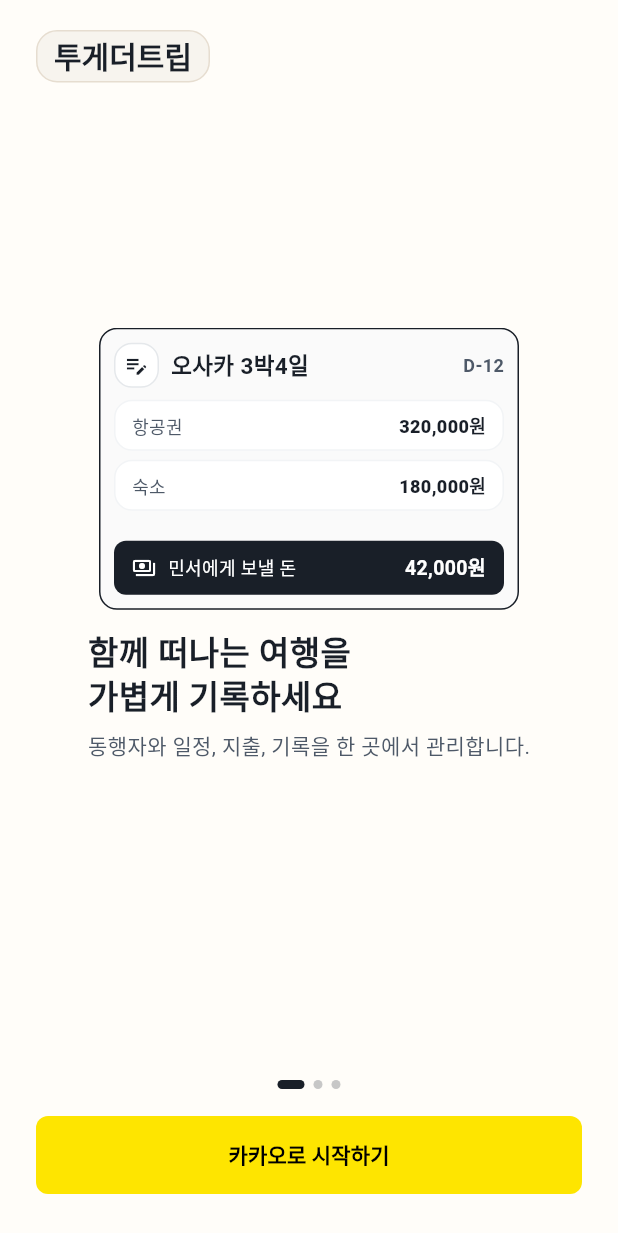
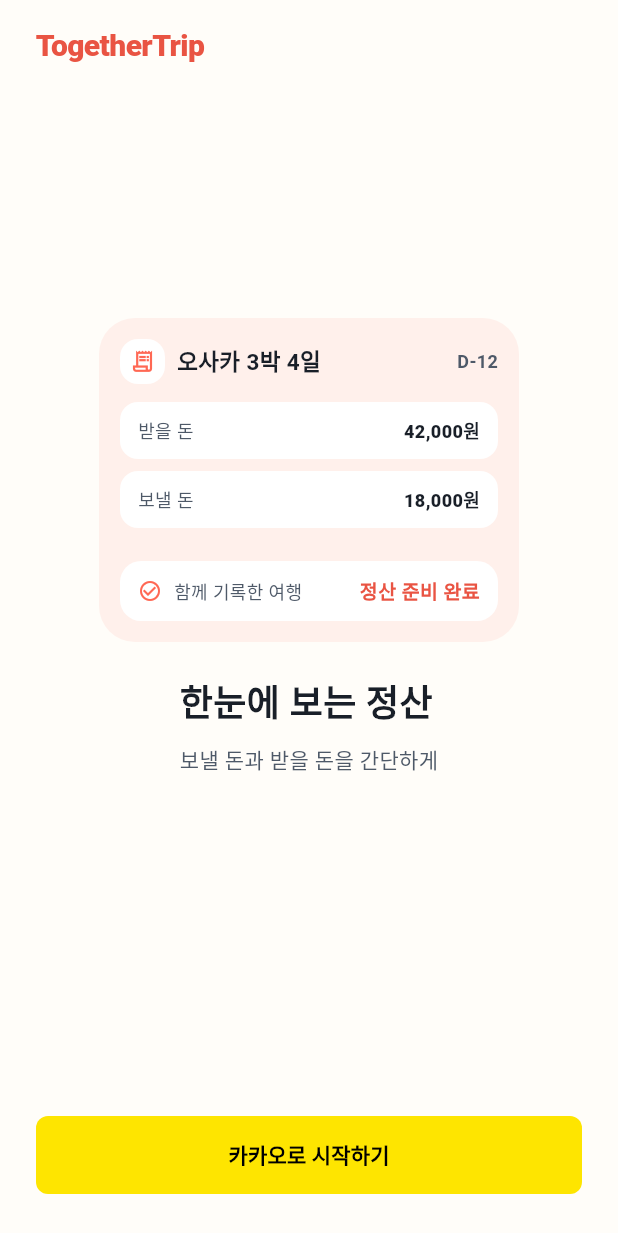
Before and after one commit to together-trip/togethertrip-client-flutter, a Flutter app: the screen it shows after launch, on a phone screen of 412 x 824 dp. Shown: the top 1233 px of the screen. Run offline on Flutter 3.47's test engine with Material 3 defaults, Android fonts, the phone set to English and light mode, and no system bars; our stand-ins replace firebase_core, firebase_messaging, flutter_secure_storage, geolocator, google_maps_flutter, image_picker; missing offline and left inert: kakao_flutter_sdk_user; accounts and stored records are empty; Roboto replaces fonts that are missing (Pretendard).

Commit message:
feat: 브랜드 계정 진입 흐름 완성

```diff
--- a/lib/features/auth/screen/onboarding_screen.dart
+++ b/lib/features/auth/screen/onboarding_screen.dart
@@ -27,55 +27,19 @@ class OnboardingScreen extends StatefulWidget {
 }
 
 class _OnboardingScreenState extends State<OnboardingScreen> {
-  late final PageController _pageController;
   bool _isLoading = false;
-  int _pageIndex = 0;
   String? _errorMessage;
 
-  static const _pages = [
-    _OnboardingPageData(
-      icon: Icons.edit_note_outlined,
-      title: '함께 떠나는 여행을\n가볍게 기록하세요',
-      description: '동행자와 일정, 지출, 기록을 한 곳에서 관리합니다.',
-      visualTitle: '오사카 3박4일',
-      rows: [('항공권', '320,000원'), ('숙소', '180,000원')],
-      footerIcon: Icons.payments_outlined,
-      footerLabel: '민서에게 보낼 돈',
-      footerValue: '42,000원',
-    ),
-    _OnboardingPageData(
-      icon: Icons.photo_camera_outlined,
-      title: '순간은 피드처럼\n자연스럽게 남겨요',
-      description: '사진, 장소, 메모를 여행 기록과 소비 내역으로 이어서 봅니다.',
-      visualTitle: '오늘의 기록',
-      rows: [('도톤보리 산책', '사진 4장'), ('라멘 저녁', '소비 연결')],
-      footerIcon: Icons.chat_bubble_outline,
-      footerLabel: '댓글과 반응',
-      footerValue: '함께 보기',
-    ),
-    _OnboardingPageData(
-      icon: Icons.currency_exchange_outlined,
-      title: '환율과 정산까지\n끝까지 맞춰요',
-      description: '여행 중 쓴 돈을 통화별로 기록하고 정산 흐름까지 확인합니다.',
-      visualTitle: '정산 미리보기',
-      rows: [('JPY 환율', '9.18 KRW'), ('총 지출', '582,000원')],
-      footerIcon: Icons.check_circle_outline,
-      footerLabel: '정산 준비',
-      footerValue: '완료',
-    ),
-  ];
-
-  @override
-  void initState() {
-    super.initState();
-    _pageController = PageController();
-  }
-
-  @override
-  void dispose() {
-    _pageController.dispose();
-    super.dispose();
-  }
+  static const _page = _OnboardingPageData(
+    icon: Icons.receipt_long_outlined,
+    title: '한눈에 보는 정산',
+    description: '보낼 돈과 받을 돈을 간단하게',
+    visualTitle: '오사카 3박 4일',
+    rows: [('받을 돈', '42,000원'), ('보낼 돈', '18,000원')],
+    footerIcon: Icons.check_circle_outline,
+    footerLabel: '함께 기록한 여행',
+    footerValue: '정산 준비 완료',
+  );
 
   Future<void> _startWithKakao() async {
     if (_isLoading) return;
@@ -216,6 +180,7 @@ class _OnboardingScreenState extends State<OnboardingScreen> {
   @override
   Widget build(BuildContext context) {
     return Scaffold(
+      backgroundColor: AppColors.background,
       body: SafeArea(
         child: Padding(
           padding: const EdgeInsets.fromLTRB(24, 20, 24, 28),
@@ -223,21 +188,9 @@ class _OnboardingScreenState extends State<OnboardingScreen> {
             crossAxisAlignment: CrossAxisAlignment.stretch,
             children: [
               const _BrandHeader(),
-              const Spacer(),
-              SizedBox(
-                height: 338,
-                child: PageView.builder(
-                  controller: _pageController,
-                  itemCount: _pages.length,
-                  onPageChanged: (index) => setState(() => _pageIndex = index),
-                  itemBuilder: (context, index) {
-                    return _OnboardingPage(data: _pages[index]);
-                  },
-                ),
-              ),
-              const Spacer(),
-              _PageDots(count: _pages.length, activeIndex: _pageIndex),
-              const SizedBox(height: 18),
+              const Spacer(flex: 2),
+              const SizedBox(height: 360, child: _OnboardingPage(data: _page)),
+              const Spacer(flex: 2),
               if (_errorMessage != null) ...[
                 AppErrorText(_errorMessage!, textAlign: TextAlign.center),
                 const SizedBox(height: 10),
@@ -321,24 +274,14 @@ class _BrandHeader extends StatelessWidget {
   Widget build(BuildContext context) {
     return Align(
       alignment: Alignment.centerLeft,
-      child: DecoratedBox(
-        decoration: BoxDecoration(
-          color: const Color(0xFFF7F4EE),
-          borderRadius: BorderRadius.circular(14),
-          border: Border.all(color: const Color(0xFFE6DDD0)),
-        ),
-        child: const Padding(
-          padding: EdgeInsets.fromLTRB(12, 7, 12, 8),
-          child: Text(
-            '투게더트립',
-            style: TextStyle(
-              fontSize: 20,
-              height: 1,
-              fontWeight: FontWeight.w900,
-              color: AppColors.ink,
-              letterSpacing: 0,
-            ),
-          ),
+      child: const Text(
+        'TogetherTrip',
+        style: TextStyle(
+          fontSize: 20,
+          height: 1,
+          fontWeight: FontWeight.w800,
+          color: AppColors.brandStrong,
+          letterSpacing: -0.4,
         ),
       ),
     );
@@ -357,12 +300,11 @@ class _OnboardingVisual extends StatelessWidget {
       child: ConstrainedBox(
         constraints: const BoxConstraints(maxWidth: 280),
         child: SizedBox(
-          height: compact ? 188 : 204,
+          height: compact ? 198 : 216,
           child: DecoratedBox(
             decoration: BoxDecoration(
-              color: const Color(0xFFFAFAFA),
-              border: Border.all(color: AppColors.ink),
-              borderRadius: AppRadii.controlRadius,
+              color: AppColors.brandSoft,
+              borderRadius: BorderRadius.circular(24),
             ),
             child: Padding(
               padding: EdgeInsets.all(compact ? 10 : 14),
@@ -401,8 +343,8 @@ class _OnboardingVisual extends StatelessWidget {
                   const Spacer(),
                   DecoratedBox(
                     decoration: const BoxDecoration(
-                      color: AppColors.ink,
-                      borderRadius: BorderRadius.all(Radius.circular(8)),
+                      color: AppColors.surface,
+                      borderRadius: BorderRadius.all(Radius.circular(14)),
                     ),
                     child: Padding(
                       padding: EdgeInsets.symmetric(
@@ -411,14 +353,18 @@ class _OnboardingVisual extends StatelessWidget {
                       ),
                       child: Row(
                         children: [
-                          Icon(data.footerIcon, size: 16, color: Colors.white),
+                          Icon(
+                            data.footerIcon,
+                            size: 16,
+                            color: AppColors.brand,
+                          ),
                           const SizedBox(width: 8),
                           Expanded(
                             child: Text(
                               data.footerLabel,
                               style: const TextStyle(
                                 fontSize: 12,
-                                color: Colors.white,
+                                color: AppColors.textSubtle,
                               ),
                             ),
                           ),
@@ -427,7 +373,7 @@ class _OnboardingVisual extends StatelessWidget {
                             style: const TextStyle(
                               fontSize: 13,
                               fontWeight: FontWeight.w700,
-                              color: Colors.white,
+                              color: AppColors.brandStrong,
                             ),
                           ),
                         ],
@@ -457,10 +403,9 @@ class _VisualIcon extends StatelessWidget {
       child: DecoratedBox(
         decoration: BoxDecoration(
           color: Colors.white,
-          border: Border.all(color: AppColors.line),
-          borderRadius: AppRadii.controlRadius,
+          borderRadius: BorderRadius.circular(12),
         ),
-        child: Icon(icon, size: 17, color: AppColors.ink),
+        child: Icon(icon, size: 17, color: AppColors.brand),
       ),
     );
   }
@@ -482,8 +427,7 @@ class _VisualRow extends StatelessWidget {
     return DecoratedBox(
       decoration: BoxDecoration(
         color: Colors.white,
-        border: Border.all(color: AppColors.lineSoft),
-        borderRadius: AppRadii.controlRadius,
+        borderRadius: BorderRadius.circular(12),
       ),
       child: Padding(
         padding: EdgeInsets.symmetric(
@@ -549,43 +493,3 @@ class _OnboardingCopy extends StatelessWidget {
     );
   }
 }
-
-class _PageDots extends StatelessWidget {
-  final int count;
-  final int activeIndex;
-
-  const _PageDots({required this.count, required this.activeIndex});
-
-  @override
-  Widget build(BuildContext context) {
-    return Row(
-      mainAxisAlignment: MainAxisAlignment.center,
-      children: List.generate(count, (index) {
-        return Padding(
-          padding: const EdgeInsets.symmetric(horizontal: 3),
-          child: _Dot(isActive: index == activeIndex),
-        );
-      }),
-    );
-  }
-}
-
-class _Dot extends StatelessWidget {
-  final bool isActive;
-
-  const _Dot({required this.isActive});
-
-  @override
-  Widget build(BuildContext context) {
-    return SizedBox(
-      width: isActive ? 18 : 6,
-      height: 6,
-      child: DecoratedBox(
-        decoration: BoxDecoration(
-          color: isActive ? AppColors.ink : const Color(0xFFC7C7C7),
-          borderRadius: BorderRadius.circular(3),
-        ),
-      ),
-    );
-  }
-}
```
Also changed, not shown: lib/features/auth/screen/sign_up_profile_screen.dart (+13 -13 lines), lib/features/auth/screen/terms_agreement_screen.dart (+13 -11 lines), lib/features/auth/screen/terms_list_screen.dart (+7 -7 lines).
